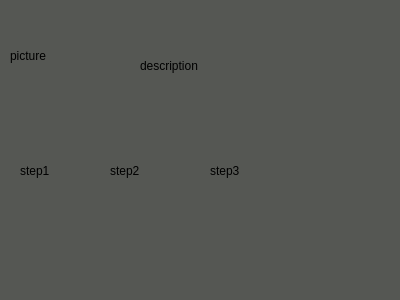
Old version of the form FinalProject/itemdialog.ui in the repository baohuy251210/HowToTidyUp.
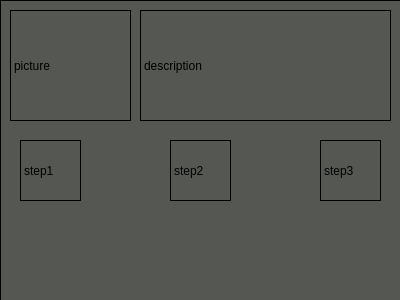
New version of the form.

Commit message: added cleaning tool description popups and added QFrames to item dialog elements

Diff of the .ui file:
```diff
--- a/FinalProject/itemdialog.ui
+++ b/FinalProject/itemdialog.ui
@@ -28,6 +28,9 @@
      <height>64</height>
     </size>
    </property>
+   <property name="frameShape">
+    <enum>QFrame::Panel</enum>
+   </property>
    <property name="text">
     <string>step1</string>
    </property>
@@ -38,7 +41,7 @@
   <widget class="QLabel" name="step2">
    <property name="geometry">
     <rect>
-     <x>110</x>
+     <x>170</x>
      <y>140</y>
      <width>61</width>
      <height>61</height>
@@ -50,6 +53,9 @@
      <height>64</height>
     </size>
    </property>
+   <property name="frameShape">
+    <enum>QFrame::Panel</enum>
+   </property>
    <property name="text">
     <string>step2</string>
    </property>
@@ -60,7 +66,7 @@
   <widget class="QLabel" name="step3">
    <property name="geometry">
     <rect>
-     <x>210</x>
+     <x>320</x>
      <y>140</y>
      <width>61</width>
      <height>61</height>
@@ -72,6 +78,9 @@
      <height>64</height>
     </size>
    </property>
+   <property name="frameShape">
+    <enum>QFrame::Panel</enum>
+   </property>
    <property name="text">
     <string>step3</string>
    </property>
@@ -84,13 +93,16 @@
     <rect>
      <x>10</x>
      <y>10</y>
-     <width>111</width>
-     <height>91</height>
+     <width>121</width>
+     <height>111</height>
     </rect>
    </property>
    <property name="styleSheet">
     <string notr="true">border-color: rgb(46, 52, 54);</string>
    </property>
+   <property name="frameShape">
+    <enum>QFrame::Panel</enum>
+   </property>
    <property name="text">
     <string>picture</string>
    </property>
@@ -107,6 +119,9 @@
      <height>111</height>
     </rect>
    </property>
+   <property name="frameShape">
+    <enum>QFrame::Panel</enum>
+   </property>
    <property name="text">
     <string>description</string>
    </property>
@@ -123,6 +138,9 @@
    <property name="styleSheet">
     <string notr="true">background-color: rgb(85, 87, 83);</string>
    </property>
+   <property name="frameShape">
+    <enum>QFrame::Panel</enum>
+   </property>
    <property name="text">
     <string/>
    </property>
```
The commit also changes 8 other files.
